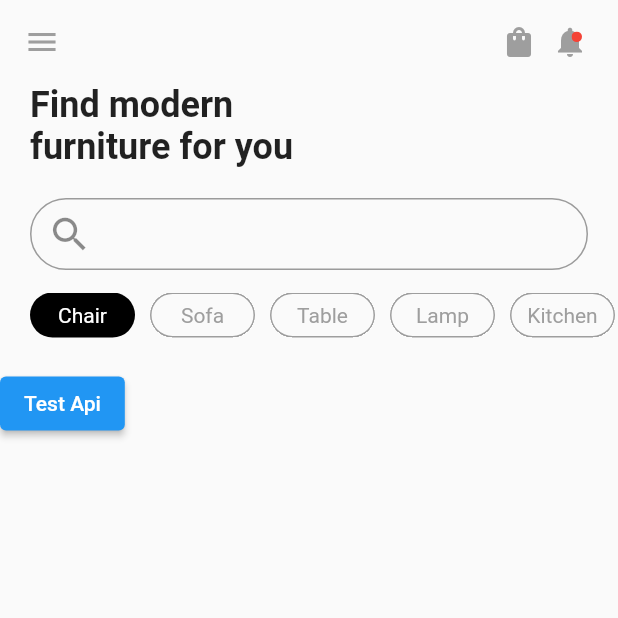
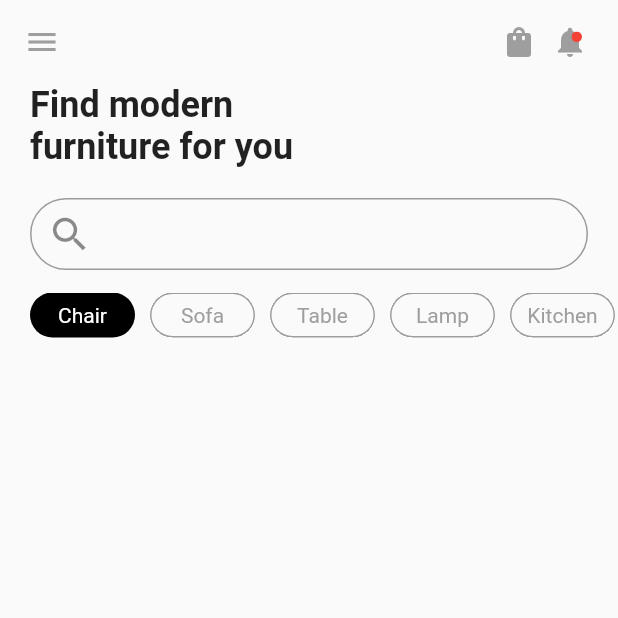
Before and after one commit to farhan-syah/flutter-training-27-nov, a Flutter app: the HomeScreen screen opened directly, on a phone screen of 412 x 824 dp, the top half of it. Run offline on Flutter 3.47's test engine with Material 2 defaults, Android fonts, the phone set to English and light mode, and no system bars; our stand-ins replace cloud_firestore, firebase_auth, firebase_core, get; accounts and stored records are empty.

Commit message:
Finalize Code

```diff
--- a/lib/screens/home.screen.dart
+++ b/lib/screens/home.screen.dart
@@ -117,12 +117,12 @@ class _HomeScreenState extends State<HomeScreen> {
                 } else
                   return Container();
               }),
-          ElevatedButton(
-              onPressed: () {
-                // getProducts();
-                getCartItems();
-              },
-              child: Text('Test Api'))
+          // ElevatedButton(
+          //     onPressed: () {
+          //       // getProducts();
+          //       getCartItems();
+          //     },
+          //     child: Text('Test Api'))
         ],
       ),
     );
```
